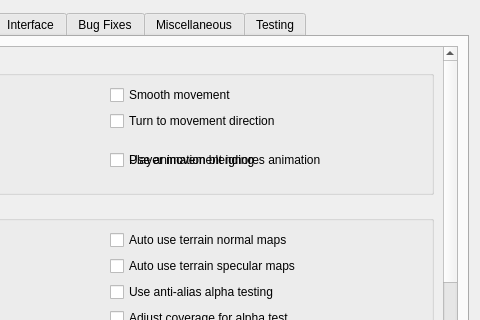
This is files/ui/settingspage.ui in jeffcwj/openmw-cn-android as Qt 5 draws it before an edit; both pictures show x 252 to 732 and y 0 to 320 of the 732 by 503 pixel window. The edited form follows.
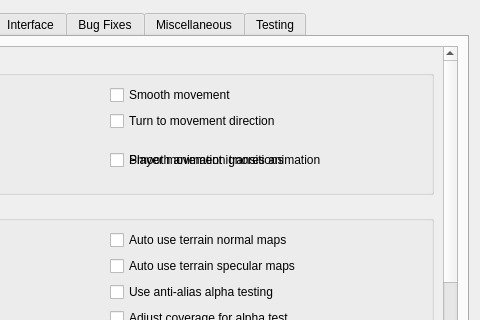
This is the edited form.

Commit message: Renamed animation blending setting to smooth animation transitions

Patch:
```diff
--- a/files/ui/settingspage.ui
+++ b/files/ui/settingspage.ui
@@ -350,7 +350,7 @@
                      <string>&lt;html&gt;&lt;head/&gt;&lt;body&gt;&lt;p&gt;If enabled - makes transitions between different animations/poses much smoother. Also allows to load animation blending config .yaml files that can be bundled with the modded animations in order to customise blending styles.&lt;/p&gt;&lt;/body&gt;&lt;/html&gt;</string>
                    </property>
                    <property name="text">
-                     <string>Use animation blending</string>
+                     <string>Smooth animation transitions</string>
                    </property>
                  </widget>
                </item>
```
Left out of the diff: 2 changed lines with no effect on the pictures. The commit also changes 4 other files.
